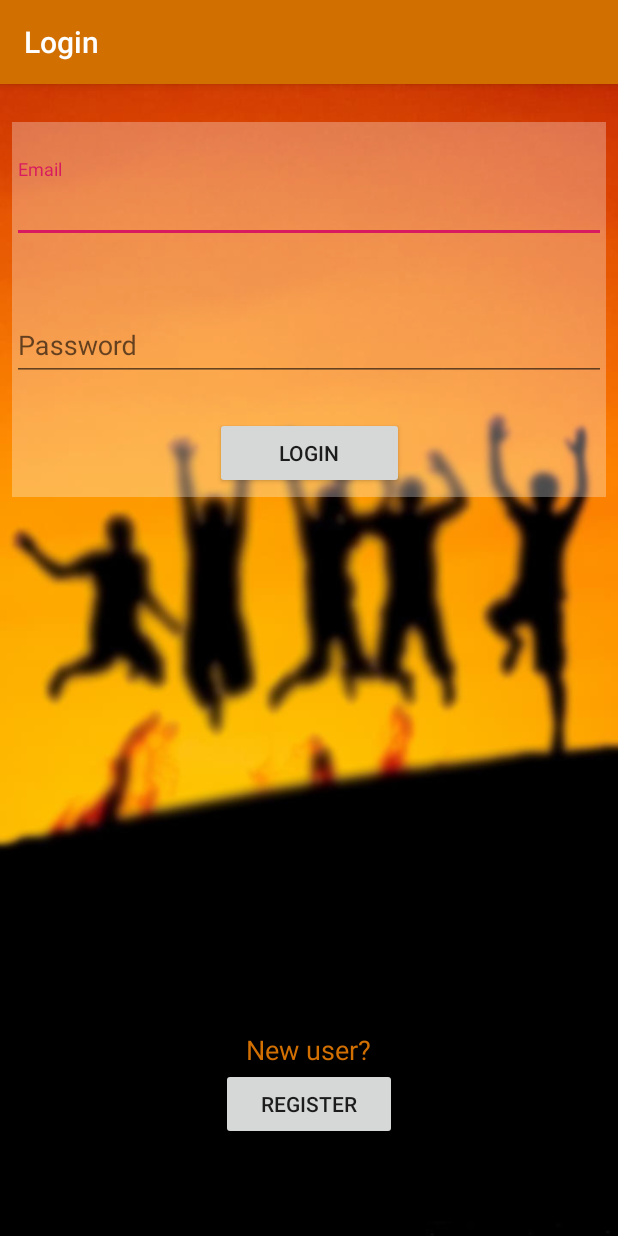
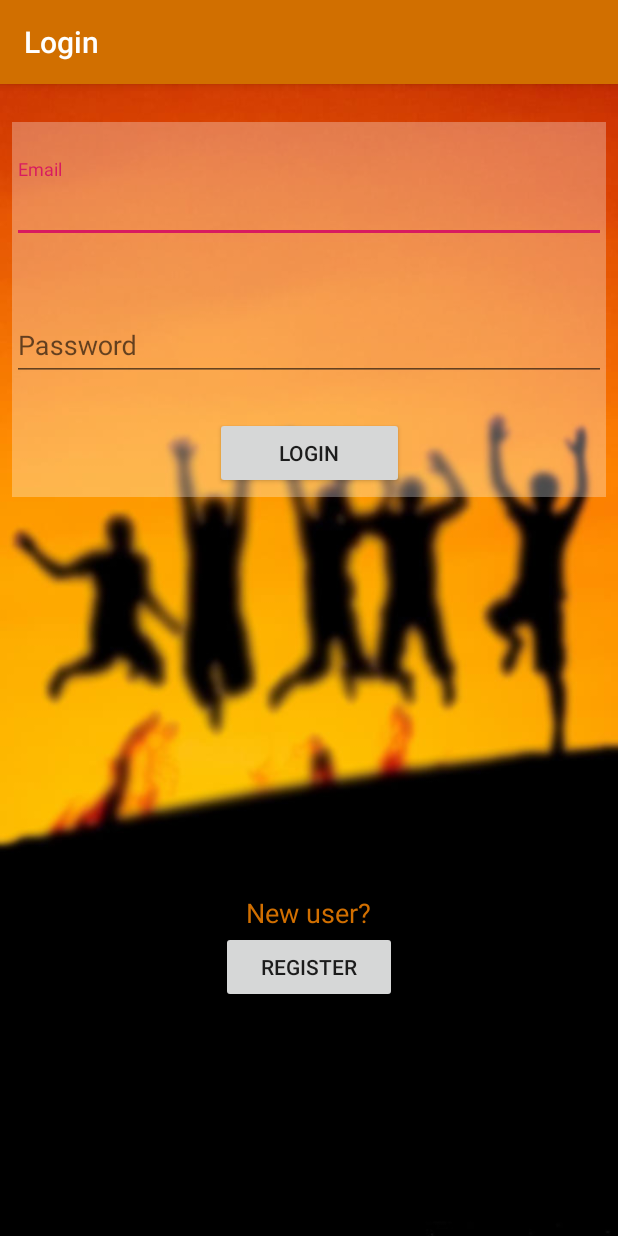
Before and after one commit to wakerman17/frIeNDr_android, an Android app: the LoginActivity screen opened directly, with no data from a screen before it, on a phone screen of 412 x 824 dp. Run offline under Robolectric (Android 15) with nearby library versions, the phone set to English and light mode, and no system bars; our stand-ins replace Firebase (no records; nobody signed in at launch, a user with empty details on screens opened directly).

Commit message:
Register button now visible on smaller screens

```diff
--- a/app/src/main/res/layout/activity_login.xml
+++ b/app/src/main/res/layout/activity_login.xml
@@ -5,11 +5,11 @@
     android:layout_width="match_parent"
     android:layout_height="match_parent"
     android:background="@drawable/friends_jumping_blur"
-    tools:context=".LoginActivity">
+    tools:context=".view.LoginActivity">
 
     <LinearLayout
         android:id="@+id/linearLayout1"
-        android:layout_width="0dp"
+        android:layout_width="match_parent"
         android:layout_height="250dp"
         android:layout_marginStart="8dp"
         android:layout_marginTop="25dp"
@@ -76,22 +76,20 @@
 
     <LinearLayout
         android:id="@+id/linearLayout2"
-        android:gravity="center|bottom"
+        android:gravity="center"
         android:paddingBottom="30dp"
-        android:layout_width="0dp"
+        android:layout_width="match_parent"
         android:layout_height="0dp"
-        android:layout_marginBottom="34dp"
         android:orientation="vertical"
         app:layout_constraintBottom_toBottomOf="parent"
         app:layout_constraintEnd_toEndOf="parent"
-        app:layout_constraintStart_toStartOf="parent"
+        android:layout_alignParentBottom="true"
         app:layout_constraintTop_toBottomOf="@+id/linearLayout1">
 
         <TextView
             android:id="@+id/newUserInquiry"
             android:layout_width="wrap_content"
             android:layout_height="wrap_content"
-
             android:layout_marginTop="0dp"
             android:text="@string/login_new_user"
             android:textColor="@color/colorPrimary"
@@ -101,8 +99,6 @@
             android:id="@+id/registerButton"
             android:layout_width="117dp"
             android:layout_height="wrap_content"
-
-
             android:text="@string/login_registerBtn" />
     </LinearLayout>
 
```
Also changed, not shown: app/src/main/java/android/friendr/view/GroupChat.java (+6 -2 lines).
